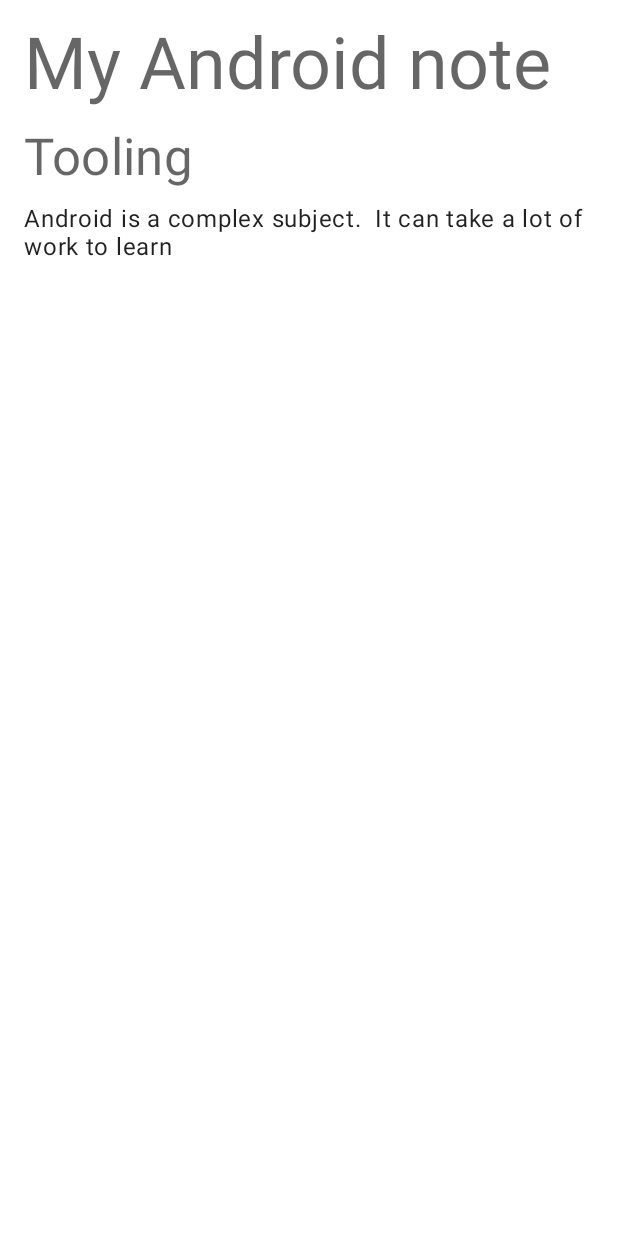
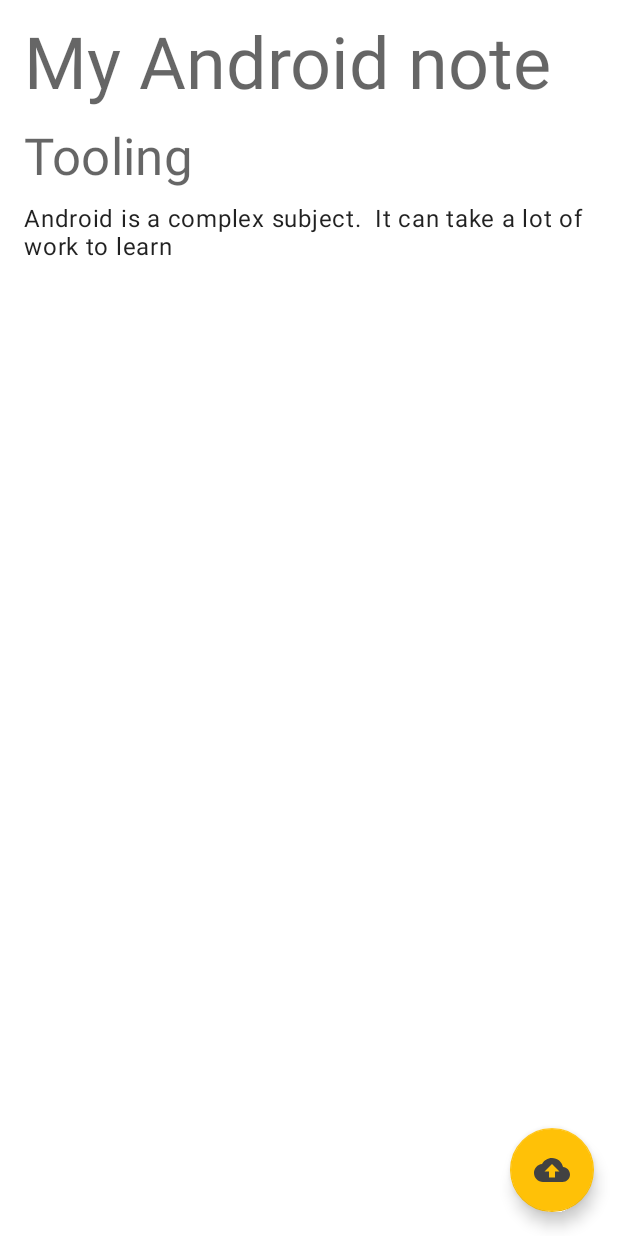
Before and after one commit to goobar-dev/android-305-android-bootcamp-kotlin, an Android app: the layout fragment_note_details.xml on its own in the app's theme, with its tools: preview values and no code run, on a phone screen of 412 x 824 dp. Run offline under Robolectric (Android 15) with nearby library versions, the phone set to English and light mode, and no system bars.

```diff
--- a/android-study-guide/app/build.gradle
+++ b/android-study-guide/app/build.gradle
@@ -22,6 +22,7 @@ android {
 
   defaultConfig {
     buildConfigField("String", "STUDY_GUIDE_SERVICE_URL", "${STUDY_GUIDE_SERVICE_URL}")
+    buildConfigField("String", "GITHUB_ANDROID_WORKSHOP_TOKEN", GITHUB_ANDROID_WORKSHOP_TOKEN)
   }
 
   buildTypes {
@@ -76,6 +77,9 @@ dependencies {
   implementation("com.squareup.moshi:moshi-kotlin:1.13.0")
   ksp("com.squareup.moshi:moshi-kotlin-codegen:1.13.0")
 
+  // Volley will help us make network requests for uploading notes
+  implementation("com.android.volley:volley:1.2.1")
+
   // used for DataStore
   implementation "androidx.datastore:datastore:1.0.0"
   implementation  "com.google.protobuf:protobuf-javalite:3.11.0"
--- /dev/null
+++ b/android-study-guide/app/src/main/res/drawable/ic_baseline_cloud_upload_24.xml
@@ -0,0 +1,5 @@
+<vector android:height="24dp" android:tint="#000000"
+    android:viewportHeight="24" android:viewportWidth="24"
+    android:width="24dp" xmlns:android="http://schemas.android.com/apk/res/android">
+    <path android:fillColor="@android:color/white" android:pathData="M19.35,10.04C18.67,6.59 15.64,4 12,4 9.11,4 6.6,5.64 5.35,8.04 2.34,8.36 0,10.91 0,14c0,3.31 2.69,6 6,6h13c2.76,0 5,-2.24 5,-5 0,-2.64 -2.05,-4.78 -4.65,-4.96zM14,13v4h-4v-4H7l5,-5 5,5h-3z"/>
+</vector>
--- a/android-study-guide/app/src/main/res/layout/fragment_note_details.xml
+++ b/android-study-guide/app/src/main/res/layout/fragment_note_details.xml
@@ -50,4 +50,16 @@
       tools:text="Android is a complex subject.  It can take a lot of work to learn"
       />
 
+  <com.google.android.material.floatingactionbutton.FloatingActionButton
+      android:id="@+id/uploadButton"
+      android:layout_width="wrap_content"
+      android:layout_height="wrap_content"
+      android:layout_margin="16dp"
+      android:clickable="true"
+      android:src="@drawable/ic_baseline_cloud_upload_24"
+      app:backgroundTint="?attr/colorSecondary"
+      app:layout_constraintEnd_toEndOf="parent"
+      app:layout_constraintBottom_toBottomOf="parent"
+      />
+
 </androidx.constraintlayout.widget.ConstraintLayout>
```
Also changed, not shown: android-study-guide/app/src/main/AndroidManifest.xml (+7 -0 lines), android-study-guide/app/src/main/java/dev/goobar/androidstudyguide/details/NoteDetailsFragment.kt (+14 -0 lines), android-study-guide/app/src/main/java/dev/goobar/androidstudyguide/upload/NoteUploadService.kt (added, +126 -0 lines).
